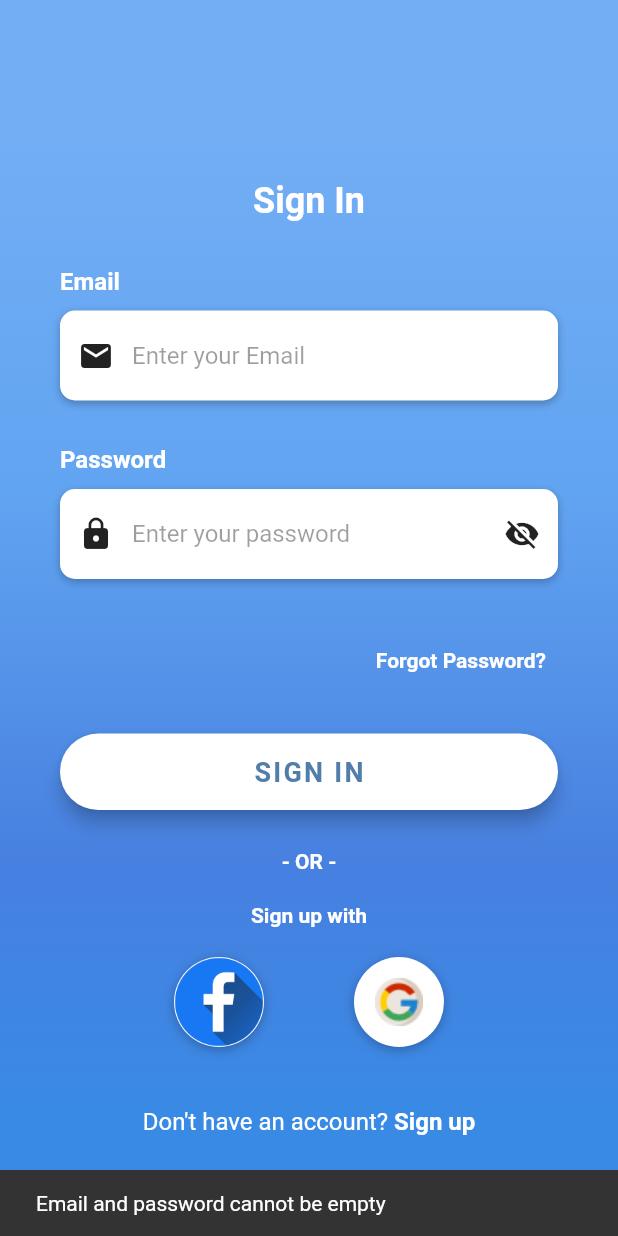
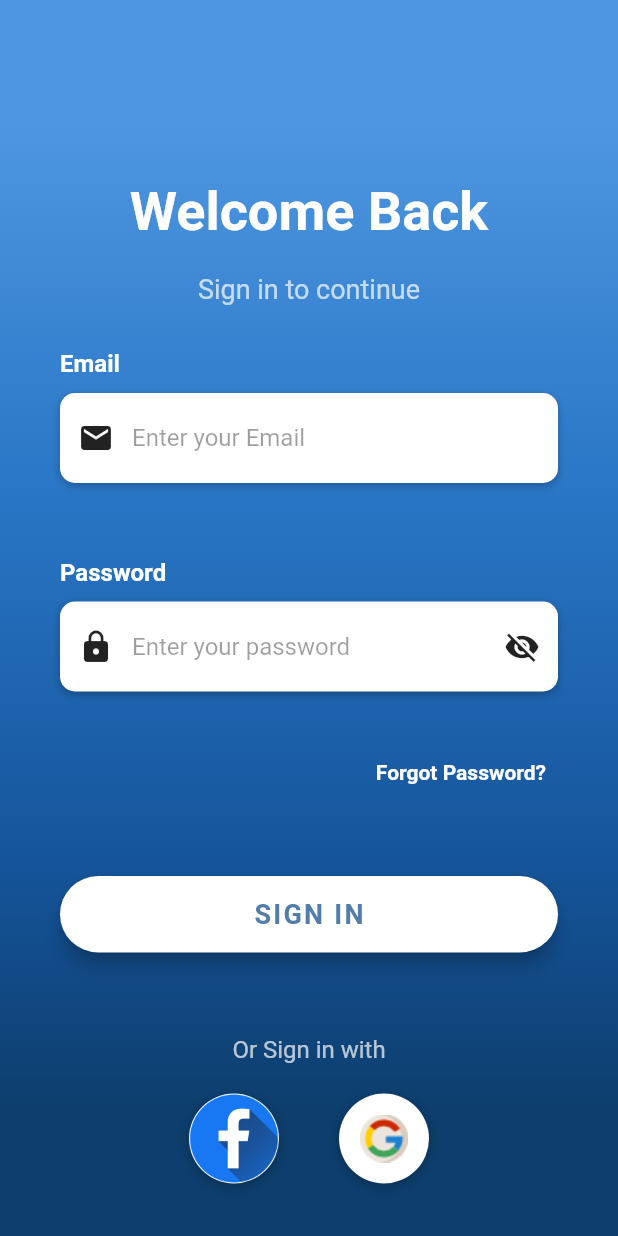
Before and after one commit to Baisalya/citizenapp, a Flutter app: the screen it shows after launch, after a tap on "Skip", after a tap on "SIGN IN", on a phone screen of 412 x 824 dp. Run offline on Flutter 3.47's test engine with Material 2 defaults, Android fonts, the phone set to English and light mode, and no system bars; our stand-ins replace dots_indicator, fluttertoast, geocoding, get, image_picker, location; network calls fail; Roboto replaces fonts that are missing (OpenSans).

Commit message:
api login success

```diff
--- a/lib/Pages/users/LoginScreen.dart
+++ b/lib/Pages/users/LoginScreen.dart
@@ -7,7 +7,8 @@ import 'package:fluttertoast/fluttertoast.dart';
 import 'package:get/get.dart';
 import 'package:get/get_core/src/get_main.dart';
 import 'package:provider/provider.dart';
-
+import 'package:http/http.dart' as http;
+import 'dart:convert';
 import '../../../Utils/app_styles.dart';
 import 'SignUpScreen.dart';
 import 'authentication_view_model/authentication.dart';
@@ -21,48 +22,10 @@ class _LoginScreenState extends State<LoginScreen> {
   bool _isPasswordVisible = false;
   final TextEditingController emailController = TextEditingController();
   final TextEditingController passwordController = TextEditingController();
-
-  @override
-  Widget build(BuildContext context) {
-    return Scaffold(
-      body: Stack(
-        children: <Widget>[
-          Container(
-            height: double.infinity,
-            width: double.infinity,
-            decoration: BoxDecoration(
-              gradient: LinearGradient(
-                begin: Alignment.topCenter,
-                end: Alignment.bottomCenter,
-                colors: [
-                  Color(0xFF73AEF5),
-                  Color(0xFF61A4F1),
-                  Color(0xFF4780E0),
-                  Color(0xFF398AE5),
-                ],
-                stops: [0.1, 0.4, 0.7, 0.9],
-              ),
-            ),
-          ),
-          SingleChildScrollView(
-            physics: const AlwaysScrollableScrollPhysics(),
-            padding: const EdgeInsets.symmetric(
-              horizontal: 40.0,
-              vertical: 120.0,
-            ),
-            child: Column(
-              mainAxisAlignment: MainAxisAlignment.center,
-              children: <Widget>[
-                const Text(
-                  "Sign In",
-                  style: TextStyle(
-                    color: Colors.white,
-                    fontSize: 24.0,
-                    fontWeight: FontWeight.bold,
-                  ),
-                ),
-                const SizedBox(height: 30),
-                Column(
+  PageController _pageController = PageController();
+  // Method to build the email input field
+  Widget _buildEmailField() {
+    return Column(
       crossAxisAlignment: CrossAxisAlignment.start,
       children: <Widget>[
         const Text(
@@ -111,6 +74,15 @@ class _LoginScreenState extends State<LoginScreen> {
           ),
         ),
         const SizedBox(height: 30.0),
+      ],
+    );
+  }
+
+  // Method to build the password input field
+  Widget _buildPasswordField() {
+    return Column(
+      crossAxisAlignment: CrossAxisAlignment.start,
+      children: <Widget>[
         const Text(
           "Password",
           style: TextStyle(
@@ -155,7 +127,9 @@ class _LoginScreenState extends State<LoginScreen> {
                   });
                 },
                 child: Icon(
-                              _isPasswordVisible ? Icons.visibility : Icons.visibility_off,
+                  _isPasswordVisible
+                      ? Icons.visibility
+                      : Icons.visibility_off,
                   color: Colors.black87,
                 ),
               ),
@@ -169,24 +143,69 @@ class _LoginScreenState extends State<LoginScreen> {
           ),
         ),
         const SizedBox(height: 30.0),
-                    Container(
-                      alignment: Alignment.centerRight,
-                      child: TextButton(
-                        onPressed: () {},
-                        child: const Text(
-                          'Forgot Password?',
-                          style: TextStyle(
-                            color: Colors.white,
-                            fontWeight: FontWeight.bold,
-                          ),
-                        ),
-                      ),
-                    ),
-                    Container(
+      ],
+    );
+  }
+  Future<void> _login() async {
+    final response = await http.post(
+      Uri.parse('http://localhost:8800/api/auth/login'), // Replace with your backend URL
+      headers: <String, String>{
+        'Content-Type': 'application/json; charset=UTF-8',
+      },
+      body: jsonEncode(<String, dynamic>{
+        'email': emailController.text,
+        'password': passwordController.text,
+      }),
+    );
+
+    if (response.statusCode == 200) {
+      // Successful login
+      final Map<String, dynamic> responseData = json.decode(response.body);
+      final String token = responseData['token'];
+
+      // Save token or handle login success here
+
+      // Show a toast message
+      Fluttertoast.showToast(
+        msg: 'Login success!',
+        toastLength: Toast.LENGTH_SHORT,
+        gravity: ToastGravity.BOTTOM,
+        timeInSecForIosWeb: 1,
+        backgroundColor: Colors.grey[600],
+        textColor: Colors.white,
+        fontSize: 16.0,
+      );
+
+      // Navigate to the home screen
+      Get.toNamed('/home');
+    } else {
+      // Failed login
+      final Map<String, dynamic> errorData = json.decode(response.body);
+      final String errorMessage = errorData['message'];
+
+      // Show an error message using a dialog or a toast
+      Fluttertoast.showToast(
+        msg: errorMessage,
+        toastLength: Toast.LENGTH_LONG,
+        gravity: ToastGravity.BOTTOM,
+        timeInSecForIosWeb: 3,
+        backgroundColor: Colors.red,
+        textColor: Colors.white,
+        fontSize: 16.0,
+      );
+
+      // Handle other error scenarios if needed
+    }
+  }
+
+
+  // Method to build the login button
+  Widget _buildLoginButton(BuildContext context) {
+    return Container(
       padding: const EdgeInsets.symmetric(vertical: 25.0),
       width: double.infinity,
       child: ElevatedButton(
-                        onPressed: () {
+        /*onPressed: () {
           final email = emailController.text;
           final password = passwordController.text;
 
@@ -200,7 +219,8 @@ class _LoginScreenState extends State<LoginScreen> {
             return; // Return early if there's a validation error
           }
 
-                          final authViewModel = Provider.of<AuthViewModel>(context, listen: false);
+          final authViewModel =
+          Provider.of<AuthViewModel>(context, listen: false);
           authViewModel.loginUser(email, password).then((success) {
             if (success) {
               Fluttertoast.showToast(
@@ -228,7 +248,8 @@ class _LoginScreenState extends State<LoginScreen> {
               ),
             );
           });
-                        },
+        },*/
+        onPressed: _login,
         style: ElevatedButton.styleFrom(
           primary: Colors.white,
           elevation: 5.0,
@@ -248,36 +269,142 @@ class _LoginScreenState extends State<LoginScreen> {
           ),
         ),
       ),
+    );
+  }
 
+  @override
+  Widget build(BuildContext context) {
+    return Scaffold(
+      body: Stack(
+        children: <Widget>[
+          Container(
+            height: double.infinity,
+            width: double.infinity,
+            decoration: BoxDecoration(
+              gradient: LinearGradient(
+                begin: Alignment.topCenter,
+                end: Alignment.bottomCenter,
+                colors: [
+                  Color(0xFF4E96E0),
+                  Color(0xFF2976C6),
+                  Color(0xFF15549A),
+                  Color(0xFF0D3E6D),
+                ],
+                stops: [0.1, 0.4, 0.7, 0.9],
               ),
-                    const SizedBox(height: 1.0),
-                    const Center(
+            ),
+          ),
+          SingleChildScrollView(
+            physics: const AlwaysScrollableScrollPhysics(),
+            padding: const EdgeInsets.symmetric(
+              horizontal: 40.0,
+              vertical: 120.0,
+            ),
+            child: Column(
+              mainAxisAlignment: MainAxisAlignment.center,
+              children: <Widget>[
+                Text(
+                  "Welcome Back",
+                  style: TextStyle(
+                    color: Colors.white,
+                    fontSize: 36.0,
+                    fontWeight: FontWeight.bold,
+                  ),
+                ),
+                SizedBox(height: 20),
+                Text(
+                  "Sign in to continue",
+                  style: TextStyle(
+                    color: Colors.white70,
+                    fontSize: 18.0,
+                  ),
+                ),
+                SizedBox(height: 30),
+                _buildEmailField(),
+                SizedBox(height: 20),
+                _buildPasswordField(),
+                Container(
+                  alignment: Alignment.centerRight,
+                  child: TextButton(
+                    onPressed: () {},
                     child: Text(
-                        '- OR -',
+                      'Forgot Password?',
                       style: TextStyle(
                         color: Colors.white,
                         fontWeight: FontWeight.bold,
                       ),
                     ),
                   ),
-                    const SizedBox(height: 20.0),
-                    const Center(
-                      child: Text(
-                        'Sign up with',
+                ),
+                SizedBox(height: 20),
+                _buildLoginButton(context),
+                SizedBox(height: 30),
+                Text(
+                  'Or Sign in with',
+                  style: TextStyle(
+                    color: Colors.white70,
+                    fontSize: 16.0,
+                  ),
+                ),
+                SizedBox(height: 20),
+                Row(
+                  mainAxisAlignment: MainAxisAlignment.center,
+                  children: <Widget>[
+                    _buildSocialButton(
+                      onTap: () {
+                        // Handle Facebook sign in
+                      },
+                      imageAsset: 'assets/facebook.png',
+                    ),
+                    SizedBox(width: 40),
+                    _buildSocialButton(
+                      onTap: () {
+                        // Handle Google sign in
+                      },
+                      imageAsset: 'assets/google.png',
+                    ),
+                  ],
+                ),
+                SizedBox(height: 40),
+                GestureDetector(
+                  onTap: () {
+                    // Handle sign up
+                    Get.offNamed('/home');
+                  },
+                  child: RichText(
+                    text: TextSpan(
+                      children: [
+                        TextSpan(
+                          text: "Don't have an account? ",
+                          style: TextStyle(
+                            color: Colors.white70,
+                            fontSize: 16.0,
+                          ),
+                        ),
+                        TextSpan(
+                          text: "Sign up",
                           style: TextStyle(
                             color: Colors.white,
+                            fontSize: 16.0,
                             fontWeight: FontWeight.bold,
+                            decoration: TextDecoration.underline,
+                          ),
+                        ),
+                      ],
                     ),
                   ),
                 ),
-                    const SizedBox(height: 20.0),
-                    Row(
-                      mainAxisAlignment: MainAxisAlignment.center,
-                      children: <Widget>[
-                        GestureDetector(
-                          onTap: () {
-                            // Handle Facebook sign in
-                          },
+              ],
+            ),
+          ),
+        ],
+      ),
+    );
+  }
+
+  Widget _buildSocialButton({VoidCallback? onTap, required String imageAsset}) {
+    return GestureDetector(
+      onTap: onTap,
       child: Container(
         height: 60.0,
         width: 60.0,
@@ -292,81 +419,11 @@ class _LoginScreenState extends State<LoginScreen> {
             ),
           ],
           image: DecorationImage(
-                                image: AssetImage(
-                                  'assets/facebook.png',
+            image: AssetImage(imageAsset),
           ),
         ),
       ),
-                          ),
-                        ),
-                        const SizedBox(width: 60.0),
-                        GestureDetector(
-                          onTap: () {
-                            // Handle Google sign in
-                          },
-                          child: Container(
-                            height: 60.0,
-                            width: 60.0,
-                            decoration: BoxDecoration(
-                              shape: BoxShape.circle,
-                              color: Colors.white,
-                              boxShadow: [
-                                BoxShadow(
-                                  color: Colors.black26,
-                                  offset: Offset(0, 2),
-                                  blurRadius: 6.0,
-                                ),
-                              ],
-                              image: DecorationImage(
-                                image: AssetImage(
-                                  'assets/google.png',
-                                ),
-                              ),
-                            ),
-                          ),
-                        ),
-                      ],
-                    ),
-                    const SizedBox(height: 40.0),
-                    GestureDetector(
-                      onTap: () {
-                        // Handle sign up
-                        Get.offNamed('/home');
-                        /* Navigator.push(context,
-                                    MaterialPageRoute(builder: (context) => SignUpScreen()));*/
-                      },
-                      child: Center(
-                        child: RichText(
-                          text: TextSpan(
-                            children: [
-                              TextSpan(
-                                text: "Don't have an account? ",
-                                style: TextStyle(
-                                  color: Colors.white,
-                                  fontSize: 16.0,
-                                  fontWeight: FontWeight.w400,
-                                ),
-                              ),
-                              TextSpan(
-                                text: "Sign up",
-                                style: TextStyle(
-                                  color: Colors.white,
-                                  fontSize: 16.0,
-                                  fontWeight: FontWeight.bold,
-                                ),
-                              ),
-                            ],
-                          ),
-                        ),
-                      ),
-                    ),
-                  ],
-                ),
-              ],
-            ),
-          ),
-        ],
-      ),
     );
   }
+
 }
--- a/lib/Pages/users/authentication_view_model/authentication.dart
+++ b/lib/Pages/users/authentication_view_model/authentication.dart
@@ -10,7 +10,7 @@ class AuthViewModel extends ChangeNotifier {
   //Login User
   Future<bool> loginUser(String email, String password) async {
    // final Uri apiUrl = Uri.parse('$apiBaseUrl/api/auth/login');
-    final Uri apiUrl = Uri.parse('http://localhost:8800/api/auth/login');
+    final Uri apiUrl = Uri.parse('http://192.168.1.101:8800/api/auth/login');
     try {
       final response = await http.post(
         apiUrl,
```
Lines whose indentation alone changed are shown as unchanged.
